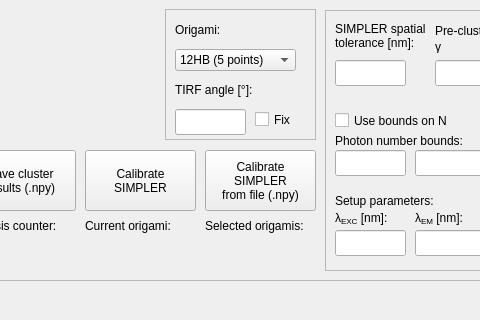
This is src/picasimpler/UI/calibration_ui.ui in azelcer/picasimpler as Qt 5 draws it before an edit; both pictures show x 415 to 895 and y 0 to 320 of the 1382 by 752 pixel window. The edited form follows.
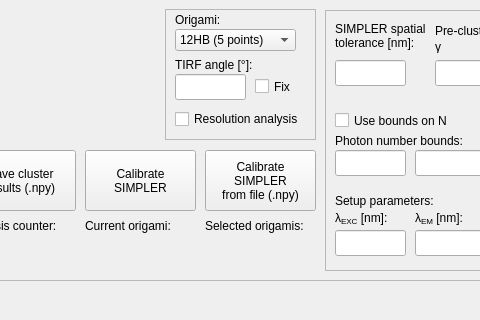
This is the edited form. Custom widgets are drawn as their Qt base class.

What changed in the file:
```diff
--- a/src/picasimpler/UI/calibration_ui.ui
+++ b/src/picasimpler/UI/calibration_ui.ui
@@ -883,7 +883,7 @@
      <property name="geometry">
       <rect>
        <x>10</x>
-       <y>10</y>
+       <y>0</y>
        <width>81</width>
        <height>21</height>
       </rect>
@@ -896,7 +896,7 @@
      <property name="geometry">
       <rect>
        <x>10</x>
-       <y>40</y>
+       <y>20</y>
        <width>121</width>
        <height>22</height>
       </rect>
@@ -916,7 +916,7 @@
      <property name="geometry">
       <rect>
        <x>10</x>
-       <y>70</y>
+       <y>45</y>
        <width>81</width>
        <height>21</height>
       </rect>
@@ -929,7 +929,7 @@
      <property name="geometry">
       <rect>
        <x>10</x>
-       <y>100</y>
+       <y>65</y>
        <width>71</width>
        <height>26</height>
       </rect>
@@ -939,7 +939,7 @@
      <property name="geometry">
       <rect>
        <x>90</x>
-       <y>100</y>
+       <y>67</y>
        <width>41</width>
        <height>21</height>
       </rect>
@@ -948,6 +948,19 @@
       <string>Fix</string>
      </property>
     </widget>
+    <widget class="QCheckBox" name="res_analysis_checkBox">
+     <property name="geometry">
+      <rect>
+       <x>10</x>
+       <y>100</y>
+       <width>131</width>
+       <height>20</height>
+      </rect>
+     </property>
+     <property name="text">
+      <string>Resolution analysis</string>
+     </property>
+    </widget>
    </widget>
    <zorder>color_frame</zorder>
    <zorder>filter_button</zorder>
```
